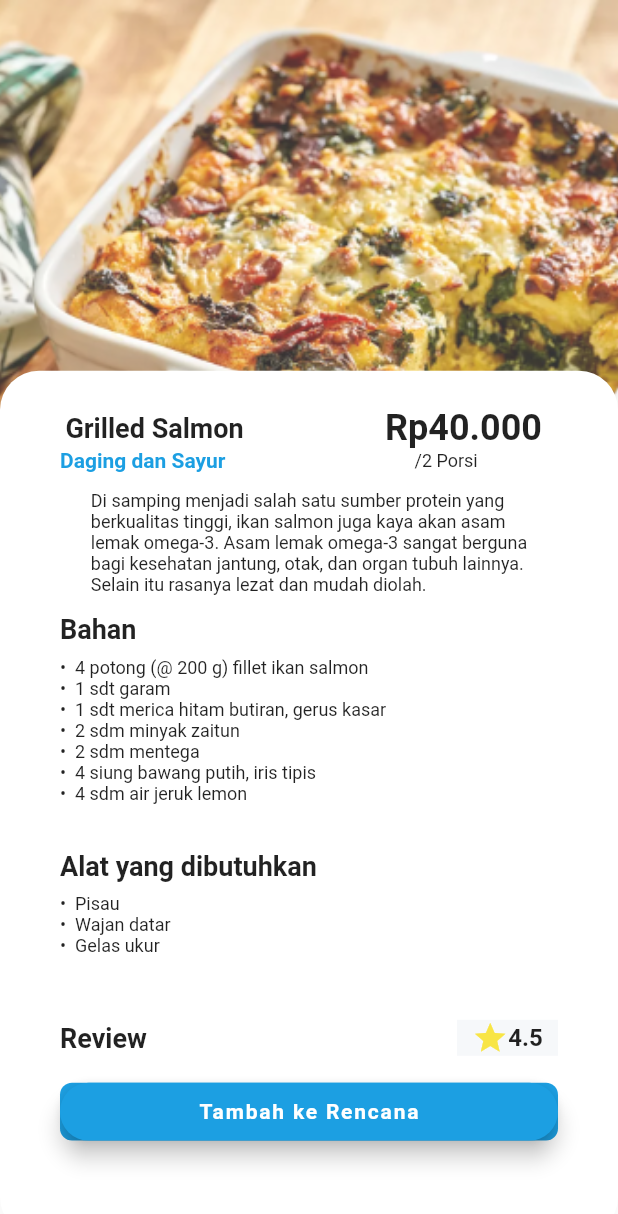
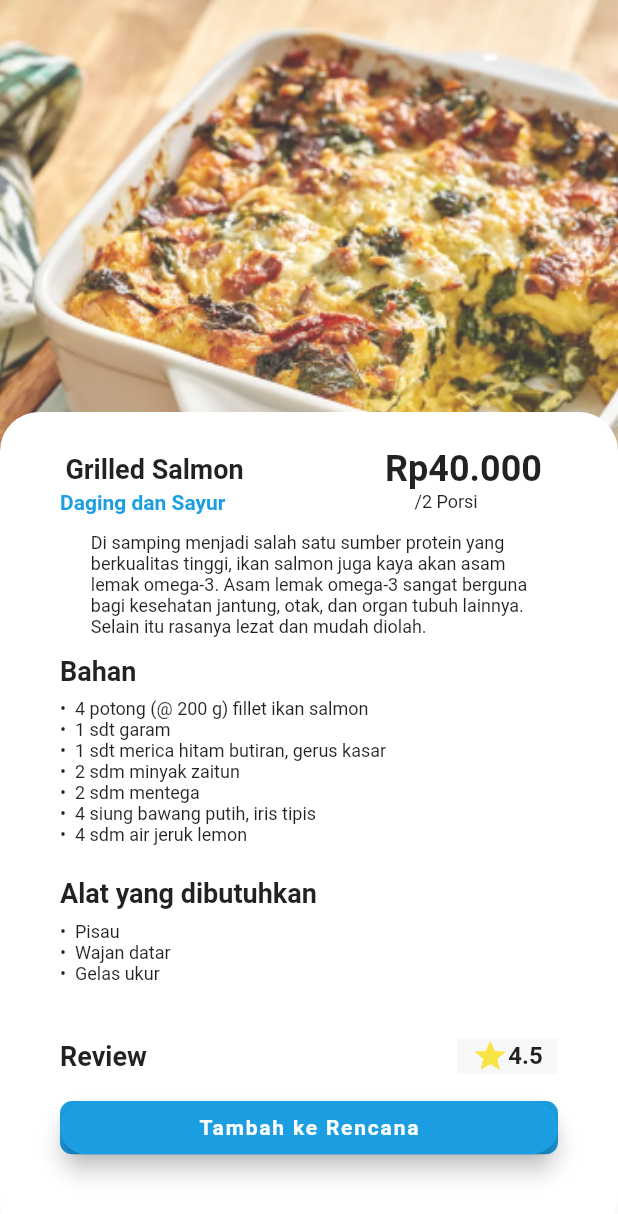
Before and after one commit to JuJu222/MealKitFlutter, a Flutter app: the screen it shows after launch, on a phone screen of 412 x 824 dp. Shown: the top 1214 px of the screen. Run offline on Flutter 3.47's test engine with Material 2 defaults, Android fonts, the phone set to English and light mode, and no system bars; our stand-ins replace email_validator, google_fonts; Roboto replaces fonts that are missing (Quicksand).

Commit message:
flex update

```diff
--- a/lib/views/Informasi_Resep.dart
+++ b/lib/views/Informasi_Resep.dart
@@ -37,7 +37,7 @@ class _InformasiResepPageState extends State<InformasiResepPage> {
           Flexible(flex: 3, child: Container()),
           //card
           Flexible(
-              flex: 7,
+              flex: 6,
               child: Container(
                   width: double.infinity,
                   height: double.infinity,
```
